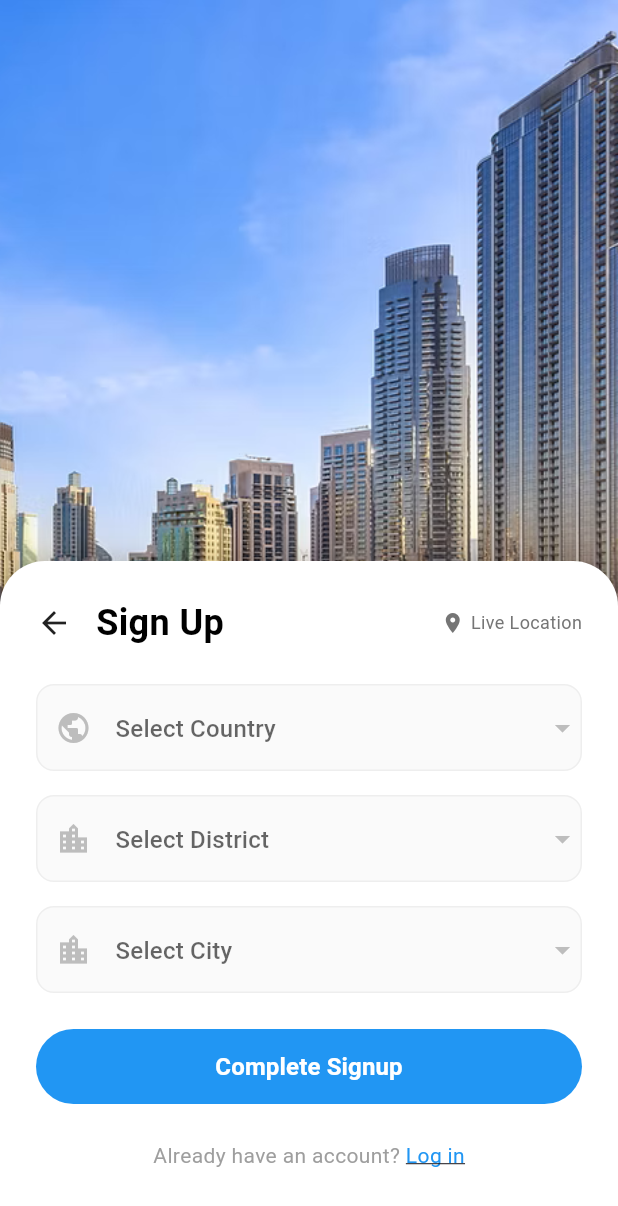
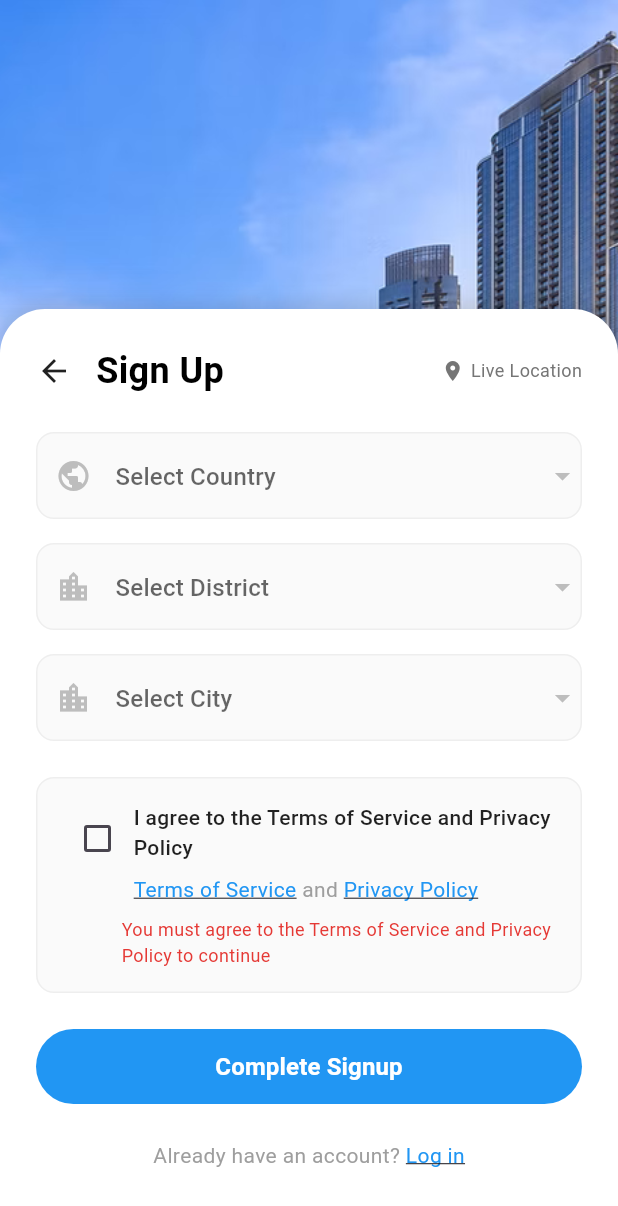
Before and after one commit to HSouheill/LoopMobile, a Flutter app: the ServiceProviderCompanySignupPage3 screen opened by its route, on a phone screen of 412 x 824 dp. Shown: the top 1206 px of the screen. Run offline on Flutter 3.47's test engine with Material 3 defaults, Android fonts, the phone set to English and light mode, and no system bars; our stand-ins replace file_picker, image_picker, shared_preferences; accounts and stored records are empty; generated files the repository leaves out were written again; network calls fail.

Commit message:
added policy checker to signup pages

```diff
--- a/lib/screens/auth_pages/signup_pages/service_provider/service_provider_company_signup_3.dart
+++ b/lib/screens/auth_pages/signup_pages/service_provider/service_provider_company_signup_3.dart
@@ -2,6 +2,7 @@ import 'package:flutter/material.dart';
 import 'package:http/http.dart' as http;
 import 'dart:convert';
 import '../../../../environment.dart';
+import '../../../../widgets/terms_privacy_agreement.dart';
 
 class ServiceProviderCompanySignupPage3 extends StatefulWidget {
   const ServiceProviderCompanySignupPage3({super.key});
@@ -41,9 +42,19 @@ class _ServiceProviderCompanySignupPage3State extends State<ServiceProviderCompa
   String _companyName = '';
   String _phone = '';
   bool _isLoading = false;
+  bool _isAgreedToTerms = false;
 
   Future<void> _completeSignup() async {
     if (_formKey.currentState!.validate()) {
+      if (!_isAgreedToTerms) {
+        ScaffoldMessenger.of(context).showSnackBar(
+          const SnackBar(
+            content: Text('Please agree to the Terms of Service and Privacy Policy to continue'),
+            backgroundColor: Colors.red,
+          ),
+        );
+        return;
+      }
       setState(() => _isLoading = true);
 
       try {
@@ -300,6 +311,17 @@ class _ServiceProviderCompanySignupPage3State extends State<ServiceProviderCompa
                           ),
                           const SizedBox(height: 24),
 
+                          // Terms and Privacy Policy Agreement
+                          TermsPrivacyAgreement(
+                            isAgreed: _isAgreedToTerms,
+                            onChanged: (value) {
+                              setState(() {
+                                _isAgreedToTerms = value;
+                              });
+                            },
+                          ),
+                          const SizedBox(height: 24),
+
                           // Complete Signup button
                           SizedBox(
                             width: double.infinity,
--- /dev/null
+++ b/lib/widgets/terms_privacy_agreement.dart
@@ -0,0 +1,132 @@
+import 'package:flutter/material.dart';
+import '../screens/profile/terms_and_conditions/terms_and_conditions.dart';
+
+class TermsPrivacyAgreement extends StatefulWidget {
+  final bool isAgreed;
+  final ValueChanged<bool> onChanged;
+
+  const TermsPrivacyAgreement({
+    super.key,
+    required this.isAgreed,
+    required this.onChanged,
+  });
+
+  @override
+  State<TermsPrivacyAgreement> createState() => _TermsPrivacyAgreementState();
+}
+
+class _TermsPrivacyAgreementState extends State<TermsPrivacyAgreement> {
+  bool _isAgreed = false;
+
+  @override
+  void initState() {
+    super.initState();
+    _isAgreed = widget.isAgreed;
+  }
+
+  @override
+  void didUpdateWidget(TermsPrivacyAgreement oldWidget) {
+    super.didUpdateWidget(oldWidget);
+    if (widget.isAgreed != oldWidget.isAgreed) {
+      _isAgreed = widget.isAgreed;
+    }
+  }
+
+  void _navigateToTermsAndConditions() {
+    Navigator.push(
+      context,
+      MaterialPageRoute(
+        builder: (context) => const TermsAndConditionsPage(),
+      ),
+    );
+  }
+
+  @override
+  Widget build(BuildContext context) {
+    return Container(
+      padding: const EdgeInsets.all(16),
+      decoration: BoxDecoration(
+        color: Colors.grey[50],
+        borderRadius: BorderRadius.circular(12),
+        border: Border.all(color: Colors.grey[200]!),
+      ),
+      child: Column(
+        crossAxisAlignment: CrossAxisAlignment.start,
+        children: [
+          Row(
+            crossAxisAlignment: CrossAxisAlignment.start,
+            children: [
+              Checkbox(
+                value: _isAgreed,
+                onChanged: (value) {
+                  setState(() {
+                    _isAgreed = value ?? false;
+                  });
+                  widget.onChanged(_isAgreed);
+                },
+                activeColor: Colors.blue,
+              ),
+              Expanded(
+                child: Column(
+                  crossAxisAlignment: CrossAxisAlignment.start,
+                  children: [
+                    const Text(
+                      'I agree to the Terms of Service and Privacy Policy',
+                      style: TextStyle(
+                        fontSize: 14,
+                        fontWeight: FontWeight.w500,
+                        color: Colors.black87,
+                      ),
+                    ),
+                    const SizedBox(height: 8),
+                    Row(
+                      children: [
+                        GestureDetector(
+                          onTap: _navigateToTermsAndConditions,
+                          child: const Text(
+                            'Terms of Service',
+                            style: TextStyle(
+                              fontSize: 14,
+                              color: Colors.blue,
+                              decoration: TextDecoration.underline,
+                            ),
+                          ),
+                        ),
+                        const Text(
+                          ' and ',
+                          style: TextStyle(fontSize: 14, color: Colors.grey),
+                        ),
+                        GestureDetector(
+                          onTap: _navigateToTermsAndConditions,
+                          child: const Text(
+                            'Privacy Policy',
+                            style: TextStyle(
+                              fontSize: 14,
+                              color: Colors.blue,
+                              decoration: TextDecoration.underline,
+                            ),
+                          ),
+                        ),
+                      ],
+                    ),
+                  ],
+                ),
+              ),
+            ],
+          ),
+          if (!_isAgreed)
+            Padding(
+              padding: const EdgeInsets.only(top: 8, left: 40),
+              child: Text(
+                'You must agree to the Terms of Service and Privacy Policy to continue',
+                style: TextStyle(
+                  fontSize: 12,
+                  color: Colors.red[600],
+                ),
+              ),
+            ),
+        ],
+      ),
+    );
+  }
+}
```
Also changed, not shown: lib/screens/auth_pages/signup_pages/agent/real_estate_company_signup_4.dart (+24 -0 lines), lib/screens/auth_pages/signup_pages/agent/real_estate_signup_3.dart (+24 -0 lines), lib/screens/auth_pages/signup_pages/service_provider/service_provider_signup_2.dart (+22 -0 lines), lib/screens/auth_pages/signup_pages/user/user_signup_3.dart (+22 -0 lines).
